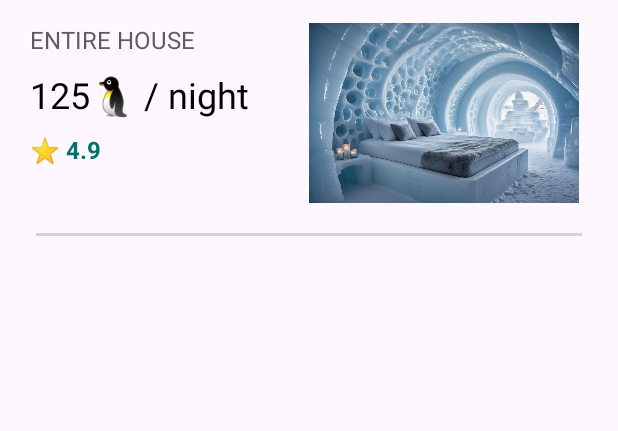
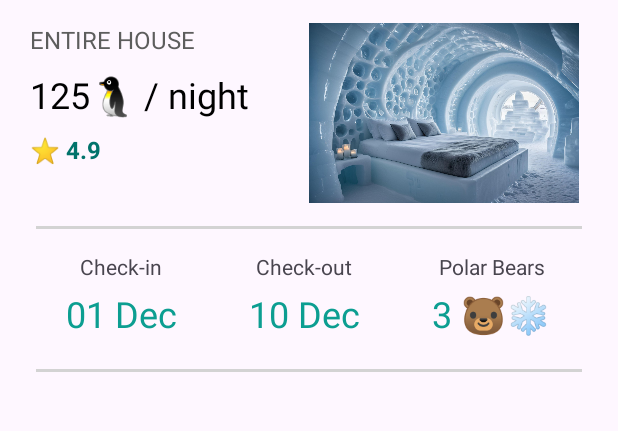
Before and after one commit to shigenogoro/and101_week03, an Android app: the screen it shows after launch (MainActivity), on a phone screen of 412 x 824 dp, the part 105-536 px from its top. Run offline under Robolectric (Android 15) with nearby library versions, the phone set to English and light mode, and no system bars.

Commit message:
Block2: Check-in Info Table

```diff
--- a/app/src/main/res/layout/activity_main.xml
+++ b/app/src/main/res/layout/activity_main.xml
@@ -29,7 +29,7 @@
         android:layout_marginTop="70dp"
         android:orientation="vertical"
         app:layout_constraintStart_toStartOf="parent"
-        app:layout_constraintTop_toBottomOf="@+id/app_title">
+        app:layout_constraintTop_toBottomOf="@id/app_title">
 
         <!-- Block 1: House Description  -->
         <LinearLayout
@@ -48,7 +48,7 @@
                 android:layout_marginStart="20dp"
                 android:orientation="vertical"
                 app:layout_constraintStart_toStartOf="parent"
-                app:layout_constraintTop_toTopOf="@+id/house_image">
+                app:layout_constraintTop_toTopOf="@id/house_image">
 
                 <TextView
                     android:id="@+id/house_description"
@@ -58,7 +58,7 @@
                     android:textColor="@color/dark_grey"
                     android:textSize="16sp"
                     app:layout_constraintStart_toStartOf="parent"
-                    app:layout_constraintTop_toBottomOf="@+id/app_title" />
+                    app:layout_constraintTop_toBottomOf="@id/app_title" />
 
                 <TextView
                     android:id="@+id/house_price"
@@ -69,7 +69,7 @@
                     android:textColor="@color/black"
                     android:textSize="24sp"
                     app:layout_constraintStart_toStartOf="parent"
-                    app:layout_constraintTop_toBottomOf="@+id/house_description" />
+                    app:layout_constraintTop_toBottomOf="@id/house_description" />
 
                 <TextView
                     android:id="@+id/house_rating"
@@ -81,7 +81,7 @@
                     android:textSize="16sp"
                     android:textStyle="bold"
                     app:layout_constraintStart_toStartOf="parent"
-                    app:layout_constraintTop_toBottomOf="@+id/house_price" />
+                    app:layout_constraintTop_toBottomOf="@id/house_price" />
             </LinearLayout>
 
             <ImageView
@@ -91,19 +91,104 @@
                 android:layout_marginStart="40dp"
                 android:contentDescription="@string/house_image_description"
                 android:src="@drawable/house_of_polar_bear"
-                app:layout_constraintStart_toEndOf="@+id/house_description_block_content" />
+                app:layout_constraintStart_toEndOf="@id/house_description_block_content" />
         </LinearLayout>
 
         <!-- Division Line -->
         <View
+            android:id="@+id/division_line1"
             android:layout_width="match_parent"
             android:layout_height="2dp"
-            android:layout_marginTop="20dp"
             android:layout_marginStart="24dp"
+            android:layout_marginTop="15dp"
             android:layout_marginEnd="24dp"
             android:background="@color/light_grey"
             app:layout_constraintStart_toStartOf="parent"
-            app:layout_constraintTop_toBottomOf="@+id/house_description_block" />
+            app:layout_constraintTop_toBottomOf="@id/house_description_block" />
+
+        <!-- Block 2: Check-in/Check-out Information -->
+        <TableLayout
+            android:id="@+id/check_in_check_out_block"
+            android:layout_width="match_parent"
+            android:layout_height="wrap_content"
+            android:layout_marginStart="20dp"
+            android:layout_marginTop="15dp"
+            android:layout_marginEnd="20dp"
+            android:stretchColumns="*"
+            app:layout_constraintStart_toStartOf="parent"
+            app:layout_constraintTop_toBottomOf="@id/division_line1">
+
+            <!-- First Row: Titles -->
+            <TableRow>
+
+                <TextView
+                    android:id="@+id/check_in_text"
+                    android:layout_width="wrap_content"
+                    android:gravity="center"
+                    android:text="@string/check_in_title" />
+
+                <TextView
+                    android:id="@+id/check_out_text"
+                    android:layout_width="wrap_content"
+                    android:gravity="center"
+                    android:text="@string/check_out_title" />
+
+                <TextView
+                    android:id="@+id/check_in_number"
+                    android:layout_width="wrap_content"
+                    android:gravity="center"
+                    android:text="@string/check_in_number" />
+            </TableRow>
+
+            <!-- Second Row: Information -->
+            <TableRow>
+
+                <TextView
+                    android:id="@+id/check_in_info_text"
+                    android:layout_width="wrap_content"
+                    android:gravity="center"
+                    android:paddingTop="5dp"
+                    android:paddingBottom="5dp"
+                    android:text="@string/check_in_info_text"
+                    android:textColor="@color/info_green"
+                    android:textSize="24sp" />
+
+                <TextView
+                    android:id="@+id/check_out_info_text"
+                    android:layout_width="wrap_content"
+                    android:paddingTop="5dp"
+                    android:paddingBottom="5dp"
+                    android:gravity="center"
+                    android:text="@string/check_out_info_text"
+                    android:textColor="@color/info_green"
+                    android:textSize="24sp" />
+
+                <TextView
+                    android:id="@+id/check_in_number_info"
+                    android:layout_width="wrap_content"
+                    android:paddingTop="5dp"
+                    android:paddingBottom="5dp"
+                    android:gravity="center"
+                    android:text="@string/check_in_number_info"
+                    android:textColor="@color/info_green"
+                    android:textSize="24sp" />
+            </TableRow>
+        </TableLayout>
+
+        <!-- Division Line -->
+        <View
+            android:id="@+id/division_line2"
+            android:layout_width="match_parent"
+            android:layout_height="2dp"
+            android:layout_marginStart="24dp"
+            android:layout_marginTop="15dp"
+            android:layout_marginEnd="24dp"
+            android:background="@color/light_grey"
+            app:layout_constraintStart_toStartOf="parent"
+            app:layout_constraintTop_toBottomOf="@id/check_in_check_out_block" />
+
+        <!-- Block 3: Work Trip Info -->
+
 
     </LinearLayout>
 
--- a/app/src/main/res/values/colors.xml
+++ b/app/src/main/res/values/colors.xml
@@ -6,4 +6,5 @@
     <color name="dark_grey">#5D5D5D</color>
     <color name="airbnb_red">#7E0A30</color>
     <color name="star_green">#01736B</color>"
+    <color name="info_green">#0C9E91</color>
 </resources>
--- a/app/src/main/res/values/strings.xml
+++ b/app/src/main/res/values/strings.xml
@@ -1,7 +1,18 @@
 <resources>
     <string name="app_name">🐻‍❄️ PolarBearBnB</string>
+
+<!--  Block 1: House Description  -->
     <string name="house_description">ENTIRE HOUSE</string>
     <string name="house_image_description">House of Polar Bear</string>
     <string name="house_price">125🐧 / night</string>
     <string name="house_rating">⭐ 4.9</string>
+
+<!--  Block 2: Check-in/Check-out Information  -->
+    <string name="check_in_title">Check-in</string>
+    <string name="check_out_title">Check-out</string>
+    <string name="check_in_number">Polar Bears</string>
+    <string name="check_in_info_text">01 Dec</string>
+    <string name="check_out_info_text">10 Dec</string>
+    <string name="check_in_number_info">3 🐻‍❄️</string>
+
 </resources>
```
